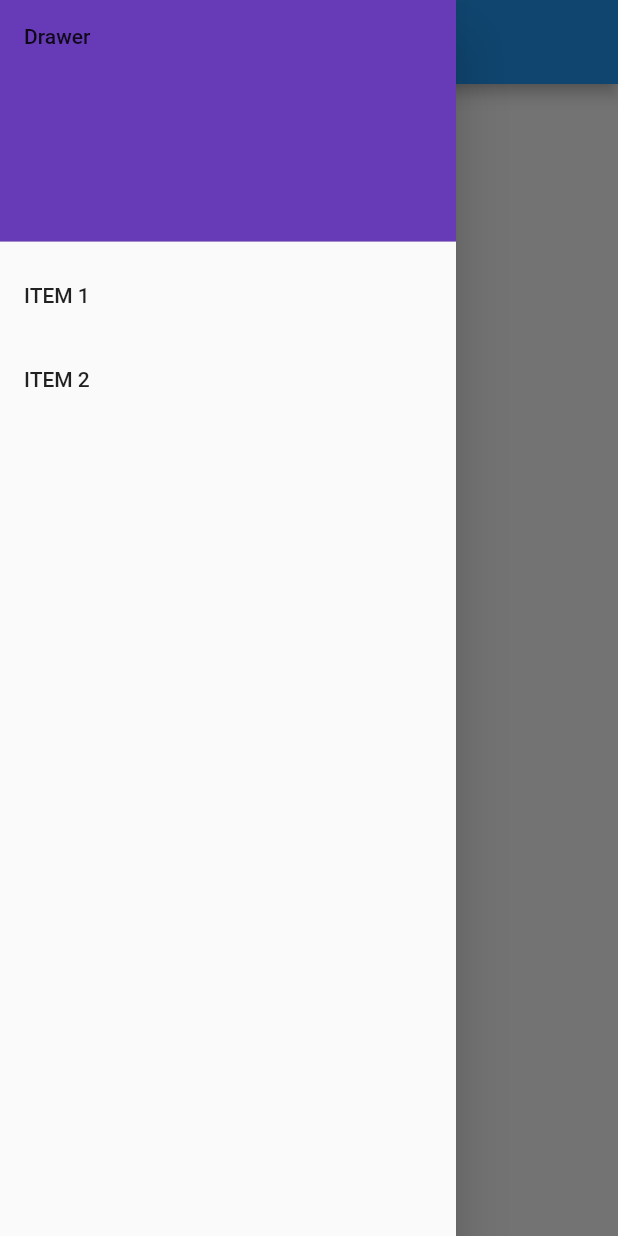
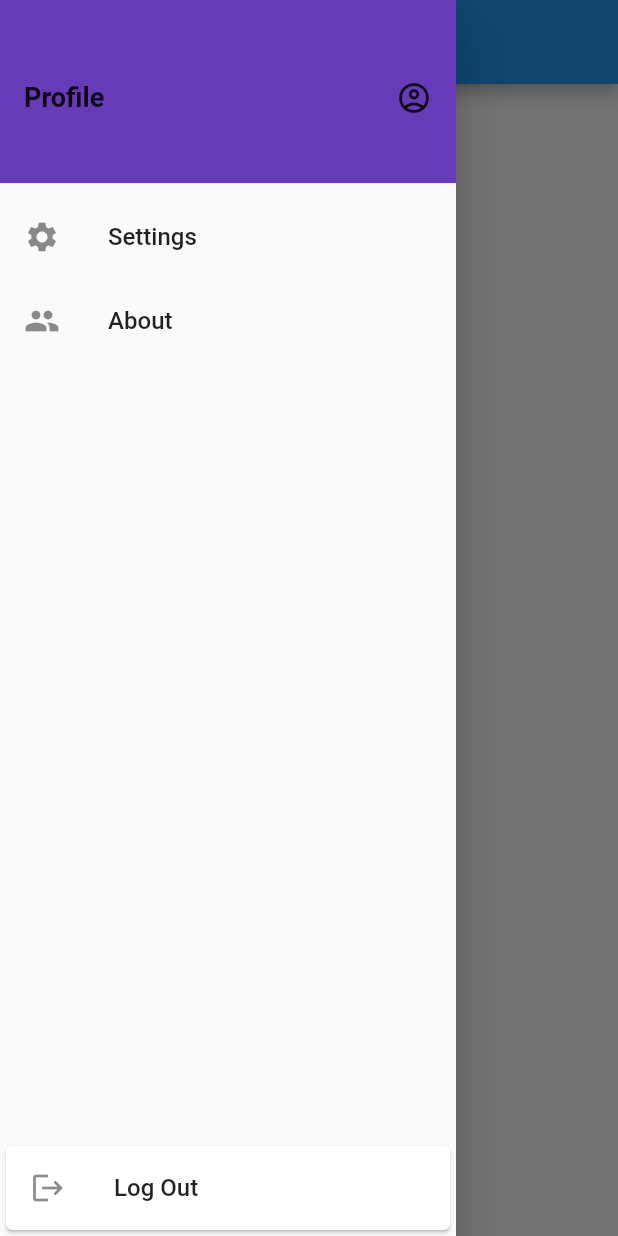
Before and after one commit to gauthumj/Real-Time-Bus-Tracker, a Flutter app: the screen it shows after launch, with the side drawer open, on a phone screen of 412 x 824 dp. Run offline on Flutter 3.47's test engine with Material 2 defaults, Android fonts, the phone set to English and light mode, and no system bars; our stand-ins replace geolocator, google_maps_flutter; Roboto replaces fonts that are missing (Avenir-Medium).

Commit message:
updated drawer

```diff
--- a/real_time_bus_tracker/lib/UI/home.dart
+++ b/real_time_bus_tracker/lib/UI/home.dart
@@ -11,22 +11,56 @@ class Home extends StatelessWidget {
       home: Scaffold(
         body: Map(),
         appBar: AppBar(
-          title: Text('Test'),
+          title: Text('Bus Tracker'),
         ),
         drawer: Drawer(
-          child: ListView(
-            padding: EdgeInsets.zero,
-            children: <Widget>[
-              DrawerHeader(
-                child: Text("Drawer"),
-                decoration: BoxDecoration(color: Colors.deepPurple),
+          child: Column(
+            children:  <Widget>[
+              Container(
+                height: 130.0,
+                child: DrawerHeader(
+                  margin: const EdgeInsets.only(bottom: 8.0),
+                  padding: const EdgeInsets.fromLTRB(16.0, 16.0, 16.0, 8.0),
+                  child: Row(
+                    mainAxisAlignment: MainAxisAlignment.spaceBetween,
+                    children: <Widget>[
+                      Text(
+                         "Profile",
+                         style: TextStyle(
+                           fontSize: 18,
+                           fontWeight: FontWeight.bold,
+                         ),
+                      ),
+                      Icon(Icons.account_circle_outlined),
+                    ]
+                  ),
+                  decoration: BoxDecoration(color: Colors.deepPurple),
+                ),
               ),
               ListTile(
-                title: Text('ITEM 1'), //add on-tap functions
+                title: Text(
+                    'Settings',
+                    style: TextStyle(fontSize: 16)
+                ), //add on-tap functions
+                leading: Icon(Icons.settings),
               ),
               ListTile(
-                title: Text('ITEM 2'), //add on-tap functions
-              )
+                title: Text(
+                    'About',
+                    style: TextStyle(fontSize: 16)
+                ),
+                leading: Icon(Icons.people), //add on-tap functions
+              ),
+              Expanded(child: Container()),
+              Card(
+              child: ListTile(
+                title: Text(
+                  'Log Out',
+                  style: TextStyle(fontSize:16)
+                ), //add on-tap functions
+                leading: Icon(Icons.logout),
+                ),
+              ),
             ],
           ),
         ),
@@ -34,6 +68,8 @@ class Home extends StatelessWidget {
     );
   }
 }
+
+
 
 class Map extends StatefulWidget {
   @override
```
